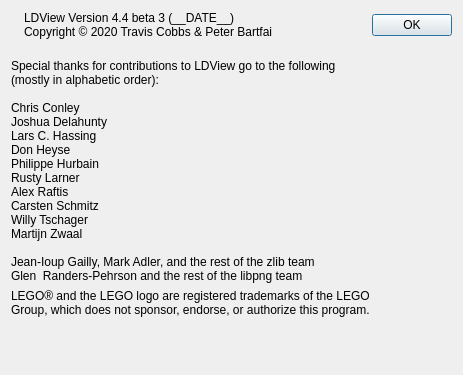
Above: QT/AboutPanel.ui from tcobbs/ldview before the change. Below: the same form after it.
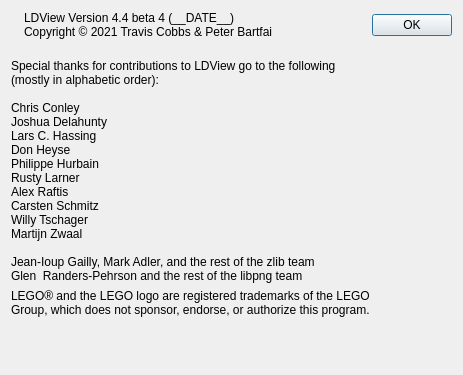
That is the form after the change. Icons and pictures are not drawn.

Commit message: Linux version update for 4.4 Beta 4

The edit to the form file:
```diff
--- a/QT/AboutPanel.ui
+++ b/QT/AboutPanel.ui
@@ -82,8 +82,8 @@
                     </sizepolicy>
                   </property>
                   <property name="text">
-                    <string>LDView Version 4.4 beta 3 (__DATE__)
-Copyright © 2020 Travis Cobbs &amp; Peter Bartfai</string>
+                    <string>LDView Version 4.4 beta 4 (__DATE__)
+Copyright © 2021 Travis Cobbs &amp; Peter Bartfai</string>
                   </property>
                   <property name="textFormat">
                     <enum>Qt::PlainText</enum>
```
The commit also changes 5 other files.
